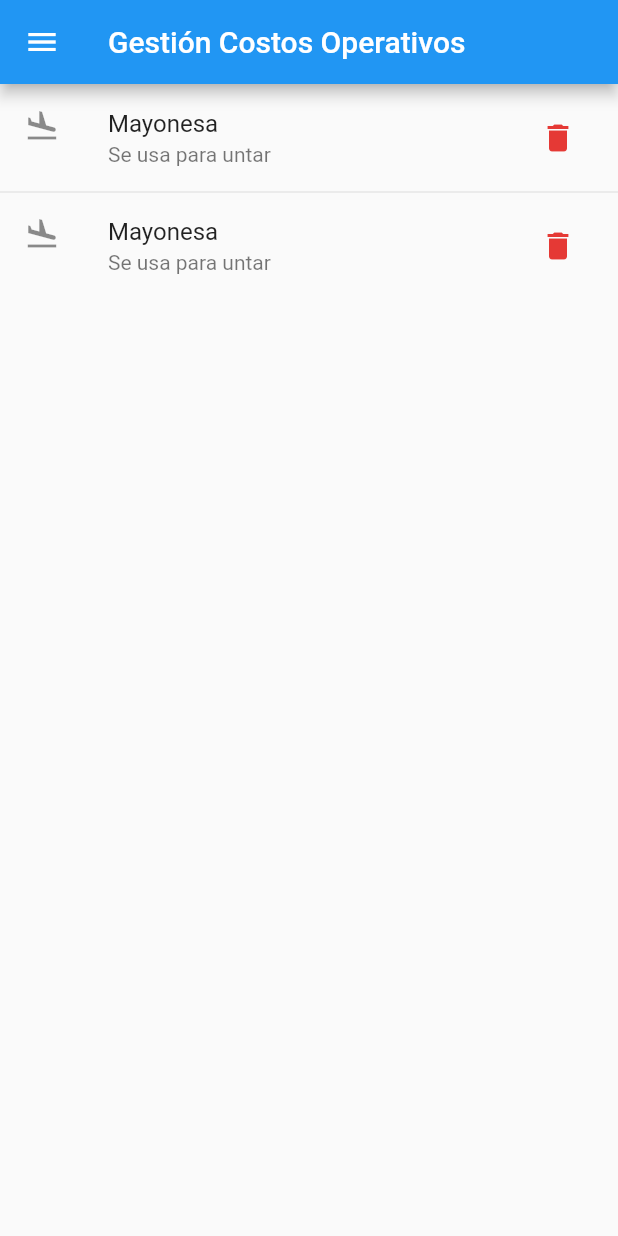
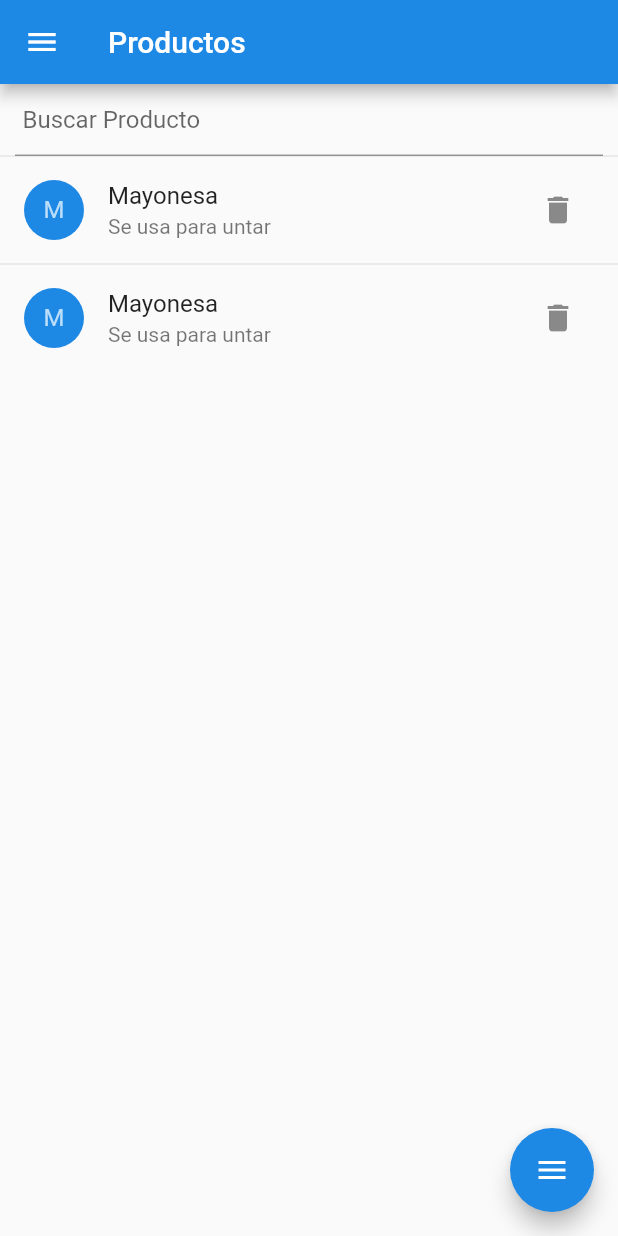
Before and after one commit to juanchavez4096/gestion-app, a Flutter app: the screen it shows after launch, on a phone screen of 412 x 824 dp. Run offline on Flutter 3.47's test engine with Material 2 defaults, Android fonts, the phone set to English and light mode, and no system bars; drawn by our look-alikes of flutter_speed_dial.

Commit message:
ui design

```diff
--- a/lib/main.dart
+++ b/lib/main.dart
@@ -9,12 +9,23 @@ class MyApp extends StatelessWidget {
   @override
   Widget build(BuildContext context) {
     var _title = 'Gestión Costos Operativos';
-    return MaterialApp(
-      title: _title,
-      theme: ThemeData(
-        primarySwatch: Colors.blue,
-      ),
-      home: MyHomePage(title: _title,),
-    );
+    return GestureDetector(
+        onTap: () {
+          FocusScopeNode currentFocus = FocusScope.of(context);
+
+          if (!currentFocus.hasPrimaryFocus) {
+            currentFocus.unfocus();
+          }
+        },
+        child: MaterialApp(
+          title: _title,
+          theme: ThemeData(
+            brightness: Brightness.light,
+            primaryColor: Colors.blue[600],
+            accentColor: Colors.lightBlue[900],
+            //primarySwatch: Colors.blue,
+          ),
+          home: MyHomePage(),
+        ));
   }
 }
--- a/lib/my_home_page.dart
+++ b/lib/my_home_page.dart
@@ -1,8 +1,9 @@
 import 'package:flutter/material.dart';
+import 'package:flutter_speed_dial/flutter_speed_dial.dart';
 
 class MyHomePage extends StatefulWidget {
-  MyHomePage({Key key, this.title}) : super(key: key);
-  final String title;
+  MyHomePage({Key key}) : super(key: key);
+  final String title = 'Productos';
 
   @override
   _MyHomePageState createState() => _MyHomePageState();
@@ -20,29 +21,29 @@ class _MyHomePageState extends State<MyHomePage> {
 
   void changeState() {
     setState(() {
-      // This call to setState tells the Flutter framework that something has
-      // changed in this State, which causes it to rerun the build method below
-      // so that the display can reflect the updated values. If we changed
-      // _counter without calling setState(), then the build method would not be
-      // called again, and so nothing would appear to happen.
       _act == 1 ? _act = 2 : _act = 1;
     });
   }
 
   @override
   Widget build(BuildContext context) {
-
-    // This method is rerun every time setState is called, for instance as done
-    // by the _incrementCounter method above.
-    //
-    // The Flutter framework has been optimized to make rerunning build methods
-    // fast, so that you can just rebuild anything that needs updating rather
-    // than having to individually change instances of widgets.
     return Scaffold(
       appBar: AppBar(
-        // Here we take the value from the MyHomePage object that was created by
-        // the App.build method, and use it to set our appbar title.
         title: Text(widget.title),
+      ),
+      floatingActionButton: SpeedDial(
+        backgroundColor: Theme.of(context).primaryColor,
+        animatedIcon: AnimatedIcons.menu_close,
+        children: [
+          SpeedDialChild(
+            child: Icon(Icons.add),
+            label: 'Agregar Producto'
+          ),
+          SpeedDialChild(
+              child: Icon(Icons.receipt),
+              label: 'Reporte'
+          )
+        ],
       ),
       drawer: Drawer(
         child: ListView(
@@ -50,7 +51,7 @@ class _MyHomePageState extends State<MyHomePage> {
           children: <Widget>[
             DrawerHeader(
               decoration: BoxDecoration(
-                color: Colors.blue,
+                color: Theme.of(context).primaryColor,
               ),
               child: Text(
                 'Gestion de costos Operativos',
@@ -63,22 +64,22 @@ class _MyHomePageState extends State<MyHomePage> {
             ListTile(
               leading: Icon(Icons.message),
               title: Text('Productos'),
-              onTap: (){},
+              onTap: () {},
             ),
             ListTile(
               leading: Icon(Icons.account_circle),
               title: Text('Materiales'),
-              onTap: (){},
+              onTap: () {},
             ),
             ListTile(
               leading: Icon(Icons.group),
               title: Text('Administración'),
-              onTap: (){},
+              onTap: () {},
             ),
             ListTile(
               leading: Icon(Icons.settings),
               title: Text('Configuracion'),
-              onTap: (){},
+              onTap: () {},
             ),
           ],
         ),
@@ -87,38 +88,75 @@ class _MyHomePageState extends State<MyHomePage> {
         // Center is a layout widget. It takes a single child and positions it
         // in the middle of the parent.
         child: ListView(
-
           children: ListTile.divideTiles(context: context, tiles: [
+            Padding(
+              padding: const EdgeInsets.symmetric(
+                horizontal: 10
+              ),
+              child: TextFormField(
+                decoration: InputDecoration(labelText: 'Buscar Producto', contentPadding: EdgeInsets.all(5)),
+              ),
+            ),
             ListTile(
-                leading: const Icon(Icons.flight_land),
+                leading: CircleAvatar(
+                  backgroundColor: Theme.of(context).primaryColor,
+                  child:
+                      Text('M'), // no matter how big it is, it won't overflow
+                ),
                 title: const Text('Mayonesa'),
                 subtitle: const Text('Se usa para untar'),
                 enabled: true,
                 trailing: IconButton(
                   icon: Icon(Icons.delete),
-                  color: Colors.red[600],
-                  onPressed: () {},
+                  onPressed: _neverSatisfied,
                 ),
-                onTap: () {
-
-                }),
+                onTap: () {}),
             ListTile(
-                leading: const Icon(Icons.flight_land),
+                leading: CircleAvatar(
+                  backgroundColor: Theme.of(context).primaryColor,
+                  child:
+                      Text('M'), // no matter how big it is, it won't overflow
+                ),
                 title: const Text('Mayonesa'),
                 subtitle: const Text('Se usa para untar'),
                 enabled: true,
                 trailing: IconButton(
                   icon: Icon(Icons.delete),
-                  color: Colors.red[600],
                   onPressed: () {},
                 ),
-                onTap: () {
-
-                })
-          ]).toList()
-          ,
+                onTap: () {})
+          ]).toList(),
         ),
       ), // This trailing comma makes auto-formatting nicer for build methods.
     );
   }
+
+
+  Future<void> _neverSatisfied() async {
+    return showDialog<void>(
+      context: context,
+      builder: (BuildContext context) {
+        return AlertDialog(
+          title: Text('Confirmar'),
+          content: Text('Se borrará el producto y no podrá ser devuelto. Los materiales asociados a este producto no se verán afectados. También se borrará la imagen de este producto. ¿Estás de acuerdo?'),
+          actions: <Widget>[
+            FlatButton(
+              textColor: Colors.grey,
+              child: Text('Rechazar'),
+              onPressed: () {
+                Navigator.of(context).pop();
+              },
+            ),
+            FlatButton(
+              textColor: Colors.red,
+              child: Text('Aceptar'),
+              onPressed: () {
+                Navigator.of(context).pop();
+              },
+            ),
+          ],
+        );
+      },
+    );
+  }
 }
--- a/pubspec.yaml
+++ b/pubspec.yaml
@@ -23,6 +23,7 @@ dependencies:
   # The following adds the Cupertino Icons font to your application.
   # Use with the CupertinoIcons class for iOS style icons.
   cupertino_icons: ^0.1.2
+  flutter_speed_dial: ^1.2.5
 
 dev_dependencies:
   flutter_test:
```
Also changed, not shown: lib/productos/productos.dart (added), 1 other file.
